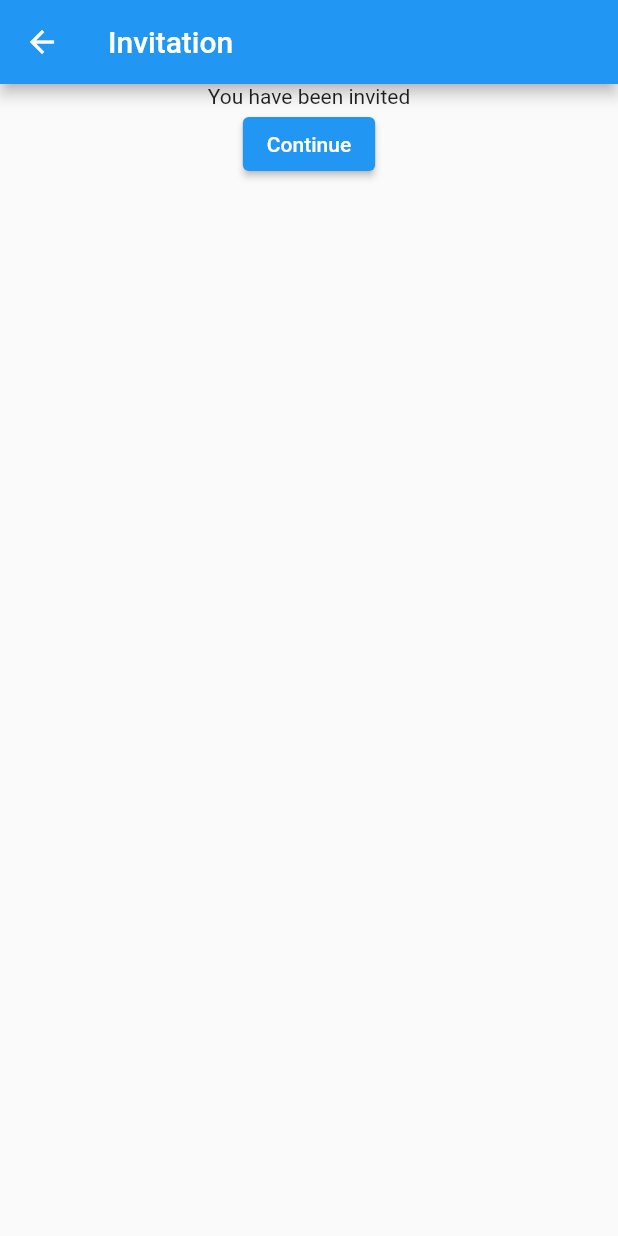
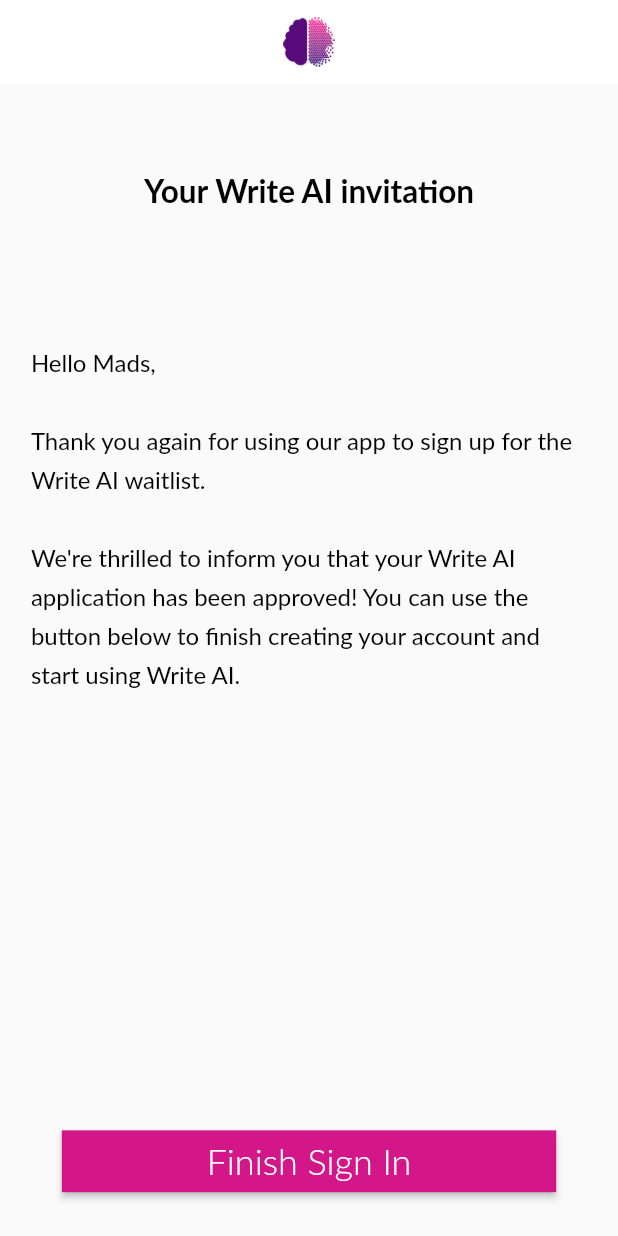
Before and after one commit to siliconvallii/writeai, a Flutter app: the InvitationScreen screen opened by its route, on a phone screen of 412 x 824 dp. Run offline on Flutter 3.47's test engine with Material 2 defaults, Android fonts, the phone set to English and light mode, and no system bars; our stand-ins replace firebase_auth, firebase_core, firebase_database, google_sign_in, simple_gradient_text; accounts and stored records are empty; Roboto replaces fonts that are missing (Lato).

Commit message:
fix styling in InvitationScreen

```diff
--- a/lib/screens/invitation_screen.dart
+++ b/lib/screens/invitation_screen.dart
@@ -1,32 +1,67 @@
-import 'package:firebase_database/firebase_database.dart';
 import 'package:flutter/material.dart';
-import 'package:flutter/widgets.dart';
-import 'package:writeai/data/data.dart';
+import 'package:writeai/widgets/bottom_button.dart';
 
 class InvitationScreen extends StatelessWidget {
   const InvitationScreen({Key? key}) : super(key: key);
 
   @override
   Widget build(BuildContext context) {
-    // instantiate Realtime Database reference
-    final DatabaseReference ref = FirebaseDatabase.instance.reference();
-
-    return Scaffold(
+    return WillPopScope(
+      onWillPop: () async => false,
+      child: Scaffold(
         appBar: AppBar(
-        title: const Text('Invitation'),
+          backgroundColor: const Color(0xffffffff),
+          elevation: 0,
+          centerTitle: true,
+          title: SizedBox(
+            height: MediaQuery.of(context).size.height / 100 * 4,
+            child: Image.asset('assets/images/logo-removebg.png'),
+          ),
         ),
         body: SafeArea(
           child: Center(
+            child: SizedBox(
+              width: MediaQuery.of(context).size.width / 100 * 90,
               child: Column(
                 children: [
-              const Text('You have been invited'),
-              ElevatedButton(
-                child: const Text('Continue'),
-                onPressed: () {
-                  Navigator.pushNamed(context, '/form');
-                },
+                  const Spacer(flex: 20),
+                  const Text(
+                    'Your Write AI invitation',
+                    style: TextStyle(
+                      color: Color(0xff000000),
+                      fontFamily: 'Lato',
+                      fontSize: 21,
+                      fontWeight: FontWeight.bold,
+                    ),
+                  ),
+                  const Spacer(flex: 30),
+                  const Text(
+                    'Hello Mads,'
+                    '\n\nThank you again for using our app'
+                    ' to sign up for the Write AI waitlist.'
+                    '\n\nWe\'re thrilled to inform you'
+                    ' that your Write AI application has'
+                    ' been approved! You can use the'
+                    ' button below to finish creating'
+                    ' your account and start using Write AI.',
+                    style: TextStyle(
+                      color: Color(0xff000000),
+                      fontFamily: 'Lato',
+                      fontSize: 16,
+                      height: 1.6,
+                    ),
+                  ),
+                  const Spacer(flex: 100),
+                  BottomButton(
+                    title: 'Finish Sign In',
+                    onPressed: () => Navigator.pushNamed(context, '/form'),
+                  ),
+                  const Spacer(
+                    flex: 10,
                   ),
                 ],
+              ),
+            ),
           ),
         ),
       ),
```
Lines whose indentation alone changed are shown as unchanged.
